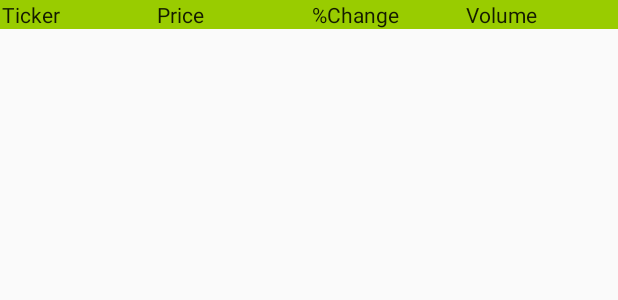
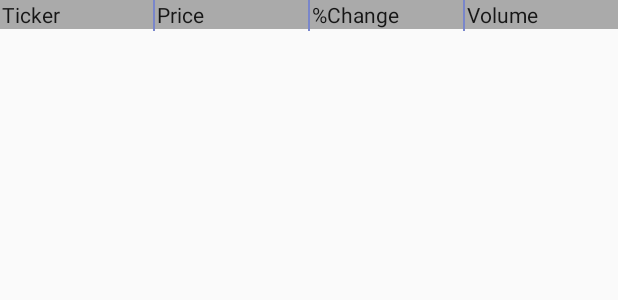
Before and after one commit to aleontsev/usstock, an Android app: the layout recyclerview_header.xml on its own in the app's theme, with its tools: preview values and no code run, on a phone screen of 412 x 824 dp. Shown: the top 300 px of the screen. Run offline under Robolectric (Android 15) with nearby library versions, the phone set to English and light mode, and no system bars.

Commit message:
1.Added dividers to the layout 2.Added another color to header

```diff
--- /dev/null
+++ b/app/src/main/res/drawable/vertical_divider_itemlist.xml
@@ -0,0 +1,8 @@
+<?xml version="1.0" encoding="utf-8"?>
+<shape xmlns:android="http://schemas.android.com/apk/res/android"
+    android:shape="rectangle">
+    <size
+    android:width="1dp"
+    android:height="1dp" />
+    <solid android:color= "@color/colorDivider" />
+</shape>
--- a/app/src/main/res/layout/recyclerview_header.xml
+++ b/app/src/main/res/layout/recyclerview_header.xml
@@ -1,7 +1,11 @@
 <?xml version="1.0" encoding="utf-8"?>
-<LinearLayout xmlns:android="http://schemas.android.com/apk/res/android"
+<androidx.appcompat.widget.LinearLayoutCompat
+    xmlns:android="http://schemas.android.com/apk/res/android"
+    xmlns:app="http://schemas.android.com/apk/res-auto"
     android:layout_width="match_parent"
     android:layout_height="wrap_content"
+    app:showDividers="middle"
+    app:divider="@drawable/vertical_divider_itemlist"
     android:orientation="horizontal">
 
     <TextView
@@ -9,7 +13,7 @@
         style="@style/ticker_title"
         android:layout_height="match_parent"
         android:layout_weight="1"
-        android:background="@android:color/holo_green_light"
+        android:background="@android:color/darker_gray"
         android:text="@string/text_header_ticker"
         android:textAlignment="viewStart" />
 
@@ -18,7 +22,7 @@
         style="@style/ticker_title"
         android:layout_height="wrap_content"
         android:layout_weight="1"
-        android:background="@android:color/holo_green_light"
+        android:background="@android:color/darker_gray"
         android:text="@string/text_header_price"
         android:textAlignment="viewStart" />
 
@@ -27,7 +31,7 @@
         style="@style/ticker_title"
         android:layout_height="wrap_content"
         android:layout_weight="1"
-        android:background="@android:color/holo_green_light"
+        android:background="@android:color/darker_gray"
         android:text="@string/text_header_change"
         android:textAlignment="viewStart" />
 
@@ -36,7 +40,7 @@
         style="@style/ticker_title"
         android:layout_height="wrap_content"
         android:layout_weight="1"
-        android:background="@android:color/holo_green_light"
+        android:background="@android:color/darker_gray"
         android:text="@string/text_header_volume"
         android:textAlignment="viewStart" />
-</LinearLayout>
+</androidx.appcompat.widget.LinearLayoutCompat>
--- a/app/src/main/res/layout/recyclerview_item.xml
+++ b/app/src/main/res/layout/recyclerview_item.xml
@@ -4,6 +4,8 @@
     xmlns:app="http://schemas.android.com/apk/res-auto"
     android:layout_width="match_parent"
     android:layout_height="wrap_content"
+    app:showDividers="middle"
+    app:divider="@drawable/vertical_divider_itemlist"
     android:orientation="horizontal"
     android:textAlignment="textStart">
 
@@ -12,7 +14,7 @@
         style="@style/ticker_title"
         android:layout_weight="1"
         android:layout_height="match_parent"
-        android:background="@android:color/holo_green_light"
+        android:background = "@color/colorHeader"
         android:gravity="start"/>
 
     <TextView
--- a/app/src/main/res/values/colors.xml
+++ b/app/src/main/res/values/colors.xml
@@ -3,4 +3,6 @@
     <color name="colorPrimary">#008577</color>
     <color name="colorPrimaryDark">#00574B</color>
     <color name="colorAccent">#D81B60</color>
+    <color name="colorDivider">#7986CB</color>
+    <color name="colorHeader">#33999999</color>
 </resources>
--- a/app/src/main/res/values/dimens.xml
+++ b/app/src/main/res/values/dimens.xml
@@ -1,4 +1,5 @@
 <?xml version="1.0" encoding="utf-8"?>
 <resources>
     <dimen name="text_size">18sp</dimen>
+    <dimen name="fab_margin">16dp</dimen>
 </resources>
--- a/app/src/main/res/values/styles.xml
+++ b/app/src/main/res/values/styles.xml
@@ -16,4 +16,11 @@
         <item name="android:textAppearance">@android:style/TextAppearance.DeviceDefault</item>
     </style>
 
+    <style name="AppTheme.NoActionBar">
+        <item name="windowActionBar">false</item>
+        <item name="windowNoTitle">true</item>
+    </style>
+    <style name="AppTheme.AppBarOverlay" parent="ThemeOverlay.AppCompat.Dark.ActionBar" />
+    <style name="AppTheme.PopupOverlay" parent="ThemeOverlay.AppCompat.Light" />
+
 </resources>
```
Also changed, not shown: app/build.gradle (+13 -2 lines), app/src/main/AndroidManifest.xml (+7 -3 lines), app/src/main/java/com/doitnowcompany/usstockscanner/ui/ChartActivity.kt (added, +12 -0 lines), app/src/main/java/com/doitnowcompany/usstockscanner/ui/MainActivity.kt (+12 -0 lines), app/src/main/res/layout/activity_chart.xml (added, +9 -0 lines), app/src/main/res/values/strings.xml (+9 -0 lines).
